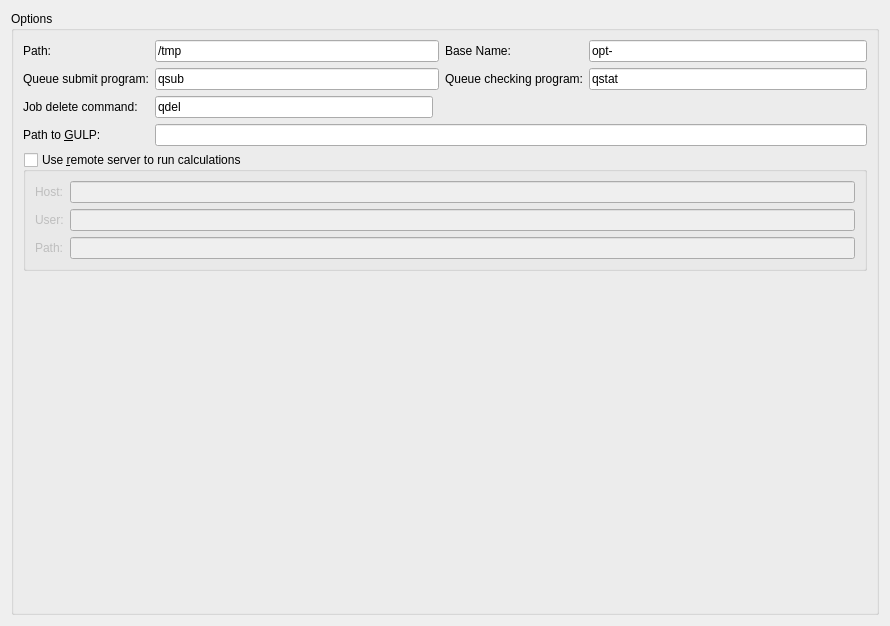
Above: src/ui/tab_sys.ui from xtalopt/XtalOpt before the change. Below: the same form after it.
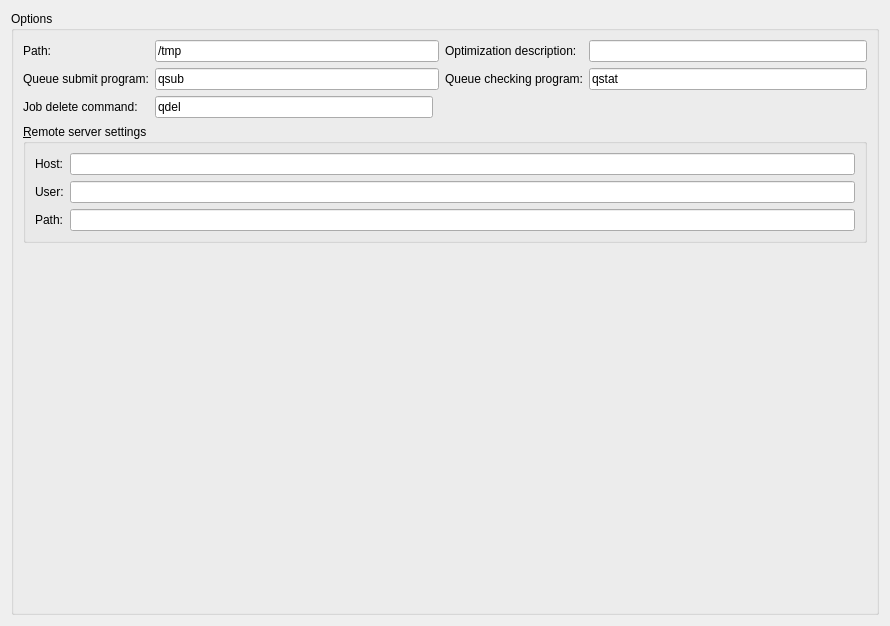
That is the form after the change.

Patch:
```diff
--- a/src/ui/tab_sys.ui
+++ b/src/ui/tab_sys.ui
@@ -43,13 +43,13 @@
         </property>
        </widget>
       </item>
-      <item row="4" column="0" colspan="5">
+      <item row="3" column="0" colspan="5">
        <widget class="QGroupBox" name="cb_remote">
         <property name="title">
-         <string>Use &amp;remote server to run calculations</string>
+         <string>&amp;Remote server settings</string>
         </property>
         <property name="checkable">
-         <bool>true</bool>
+         <bool>false</bool>
         </property>
         <property name="checked">
          <bool>false</bool>
@@ -152,7 +152,7 @@
 [base name][generation number]x[id number]</string>
         </property>
         <property name="text">
-         <string>opt-</string>
+         <string/>
         </property>
        </widget>
       </item>
@@ -165,7 +165,7 @@
 [base name][generation number]x[id number]</string>
         </property>
         <property name="text">
-         <string>Base Name:</string>
+         <string>Optimization description:</string>
         </property>
         <property name="buddy">
          <cstring>edit_base</cstring>
@@ -195,7 +195,7 @@
         </property>
        </widget>
       </item>
-      <item row="5" column="0">
+      <item row="4" column="0">
        <spacer name="verticalSpacer">
         <property name="orientation">
          <enum>Qt::Vertical</enum>
@@ -208,19 +208,6 @@
         </property>
        </spacer>
       </item>
-      <item row="3" column="0">
-       <widget class="QLabel" name="label_gulp">
-        <property name="text">
-         <string>Path to &amp;GULP:</string>
-        </property>
-        <property name="buddy">
-         <cstring>edit_gulp</cstring>
-        </property>
-       </widget>
-      </item>
-      <item row="3" column="1" colspan="4">
-       <widget class="QLineEdit" name="edit_gulp"/>
-      </item>
      </layout>
     </widget>
    </item>
```
Left out of the diff: 21 changed lines with no effect on the pictures.
